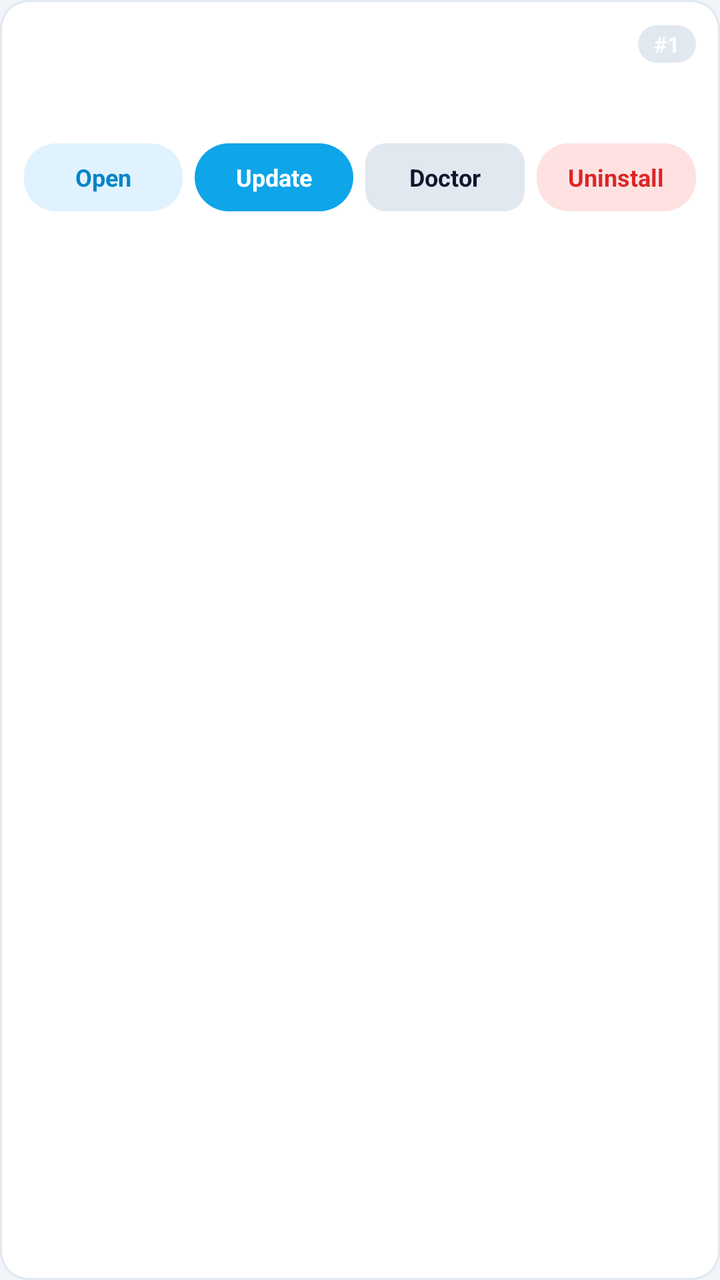
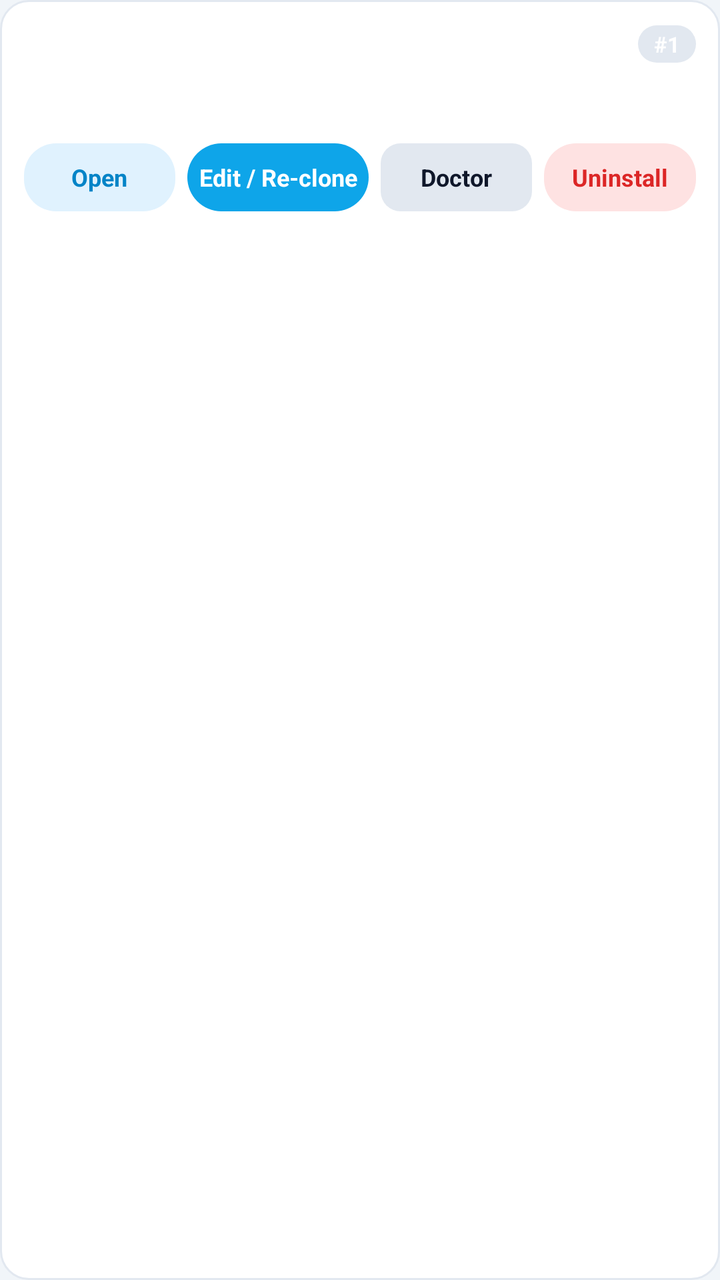

Two renders of the same Android screen: before a commit and after it. Below are the layout's source before the change and the commit's diff.
<!-- AndroidManifest.xml: application theme AppTheme -->
<!-- res/layout/row_clone.xml -->
<?xml version="1.0" encoding="utf-8"?>
<LinearLayout xmlns:android="http://schemas.android.com/apk/res/android"
    android:layout_width="match_parent"
    android:layout_height="wrap_content"
    android:background="@drawable/bg_card"
    android:orientation="vertical"
    android:padding="12dp">

    <LinearLayout
        android:layout_width="match_parent"
        android:layout_height="wrap_content"
        android:gravity="center_vertical"
        android:orientation="horizontal">

        <ImageView
            android:id="@+id/cloneIcon"
            android:layout_width="46dp"
            android:layout_height="46dp"
            android:contentDescription="@string/app_icon" />

        <LinearLayout
            android:layout_width="0dp"
            android:layout_height="wrap_content"
            android:layout_marginStart="12dp"
            android:layout_weight="1"
            android:orientation="vertical">

            <LinearLayout
                android:layout_width="match_parent"
                android:layout_height="wrap_content"
                android:gravity="center_vertical"
                android:orientation="horizontal">

                <TextView
                    android:id="@+id/cloneLabel"
                    android:layout_width="0dp"
                    android:layout_height="wrap_content"
                    android:layout_weight="1"
                    android:ellipsize="end"
                    android:maxLines="1"
                    android:textColor="@color/text_primary"
                    android:textSize="15sp"
                    android:textStyle="bold" />

                <TextView
                    android:id="@+id/cloneNumPill"
                    android:layout_width="wrap_content"
                    android:layout_height="wrap_content"
                    android:layout_marginStart="6dp"
                    android:background="@drawable/bg_pill"
                    android:paddingStart="8dp"
                    android:paddingTop="2dp"
                    android:paddingEnd="8dp"
                    android:paddingBottom="2dp"
                    android:text="#1"
                    android:textColor="@android:color/white"
                    android:textSize="11sp"
                    android:textStyle="bold" />
            </LinearLayout>

            <TextView
                android:id="@+id/clonePkg"
                android:layout_width="match_parent"
                android:layout_height="wrap_content"
                android:ellipsize="end"
                android:maxLines="1"
                android:textColor="@color/text_secondary"
                android:textSize="11sp" />

            <TextView
                android:id="@+id/cloneOrigin"
                android:layout_width="match_parent"
                android:layout_height="wrap_content"
                android:ellipsize="end"
                android:maxLines="1"
                android:textColor="@color/text_muted"
                android:textSize="11sp" />
        </LinearLayout>
    </LinearLayout>

    <LinearLayout
        android:layout_width="match_parent"
        android:layout_height="wrap_content"
        android:orientation="horizontal"
        android:paddingTop="10dp">

        <TextView
            android:id="@+id/btnOpenClone"
            android:layout_width="0dp"
            android:layout_height="34dp"
            android:layout_marginEnd="6dp"
            android:layout_weight="1"
            android:background="@drawable/bg_btn_launch"
            android:gravity="center"
            android:text="Open"
            android:textColor="@color/accent_dark"
            android:textSize="12sp"
            android:textStyle="bold" />

        <TextView
            android:id="@+id/btnUpdateClone"
            android:layout_width="0dp"
            android:layout_height="34dp"
            android:layout_marginEnd="6dp"
            android:layout_weight="1"
            android:background="@drawable/bg_btn_primary"
            android:gravity="center"
            android:text="Update"
            android:textColor="@android:color/white"
            android:textSize="12sp"
            android:textStyle="bold" />

        <TextView
            android:id="@+id/btnDoctorClone"
            android:layout_width="0dp"
            android:layout_height="34dp"
            android:layout_marginEnd="6dp"
            android:layout_weight="1"
            android:background="@drawable/bg_pill"
            android:gravity="center"
            android:text="Doctor"
            android:textColor="@color/text_primary"
            android:textSize="12sp"
            android:textStyle="bold" />

        <TextView
            android:id="@+id/btnUninstallClone"
            android:layout_width="0dp"
            android:layout_height="34dp"
            android:layout_weight="1"
            android:background="@drawable/bg_btn_danger"
            android:gravity="center"
            android:text="Uninstall"
            android:textColor="@color/danger_fg"
            android:textSize="12sp"
            android:textStyle="bold" />
    </LinearLayout>
</LinearLayout>
<!-- resources referenced by this layout -->
<resources>
  <color name="accent_dark">#0284C7</color>
  <color name="danger_fg">#DC2626</color>
  <color name="text_muted">#94A3B8</color>
  <color name="text_primary">#0F172A</color>
  <color name="text_secondary">#64748B</color>
  <!-- drawable bg_btn_danger (drawable) -->
  <?xml version="1.0" encoding="utf-8"?>
  <shape xmlns:android="http://schemas.android.com/apk/res/android" android:shape="rectangle">
      <solid android:color="@color/danger_bg" />
      <corners android:radius="16dp" />
  </shape>
  <!-- drawable bg_btn_launch (drawable) -->
  <?xml version="1.0" encoding="utf-8"?>
  <shape xmlns:android="http://schemas.android.com/apk/res/android" android:shape="rectangle">
      <solid android:color="@color/accent_soft" />
      <corners android:radius="16dp" />
  </shape>
  <!-- drawable bg_btn_primary (drawable) -->
  <?xml version="1.0" encoding="utf-8"?>
  <selector xmlns:android="http://schemas.android.com/apk/res/android">
      <item android:state_pressed="true">
          <shape android:shape="rectangle">
              <solid android:color="@color/accent_dark" />
              <corners android:radius="24dp" />
          </shape>
      </item>
      <item>
          <shape android:shape="rectangle">
              <solid android:color="@color/accent" />
              <corners android:radius="24dp" />
          </shape>
      </item>
  </selector>
  <!-- drawable bg_card (drawable) -->
  <?xml version="1.0" encoding="utf-8"?>
  <shape xmlns:android="http://schemas.android.com/apk/res/android" android:shape="rectangle">
      <solid android:color="@color/surface" />
      <corners android:radius="14dp" />
      <stroke android:width="1dp" android:color="@color/border" />
  </shape>
  <!-- drawable bg_pill (drawable) -->
  <?xml version="1.0" encoding="utf-8"?>
  <shape xmlns:android="http://schemas.android.com/apk/res/android" android:shape="rectangle">
      <solid android:color="#E2E8F0" />
      <corners android:radius="10dp" />
  </shape>
  <string name="app_icon">App Icon</string>
  <style name="AppTheme" parent="@android:style/Theme.Material.Light.NoActionBar">
          <item name="android:statusBarColor">@color/status_bar</item>
          <item name="android:navigationBarColor">@color/surface</item>
          <item name="android:windowBackground">@color/bg_page</item>
          <item name="android:colorPrimary">@color/app_bar</item>
          <item name="android:colorPrimaryDark">@color/status_bar</item>
          <item name="android:colorAccent">@color/accent</item>
      </style>
  <color name="danger_bg">#FEE2E2</color>
  <color name="accent_soft">#E0F2FE</color>
  <color name="accent">#0EA5E9</color>
  <color name="surface">#FFFFFF</color>
  <color name="border">#E2E8F0</color>
  <color name="status_bar">#0B1220</color>
  <color name="bg_page">#F1F5F9</color>
  <color name="app_bar">#0F172A</color>
</resources>

<!-- the commit's change to res/layout/row_clone.xml (unified diff, before → after) -->
@@ -102,10 +102,10 @@
             android:layout_width="0dp"
             android:layout_height="34dp"
             android:layout_marginEnd="6dp"
-            android:layout_weight="1"
+            android:layout_weight="1.2"
             android:background="@drawable/bg_btn_primary"
             android:gravity="center"
-            android:text="Update"
+            android:text="Edit / Re-clone"
             android:textColor="@android:color/white"
             android:textSize="12sp"
             android:textStyle="bold" />
